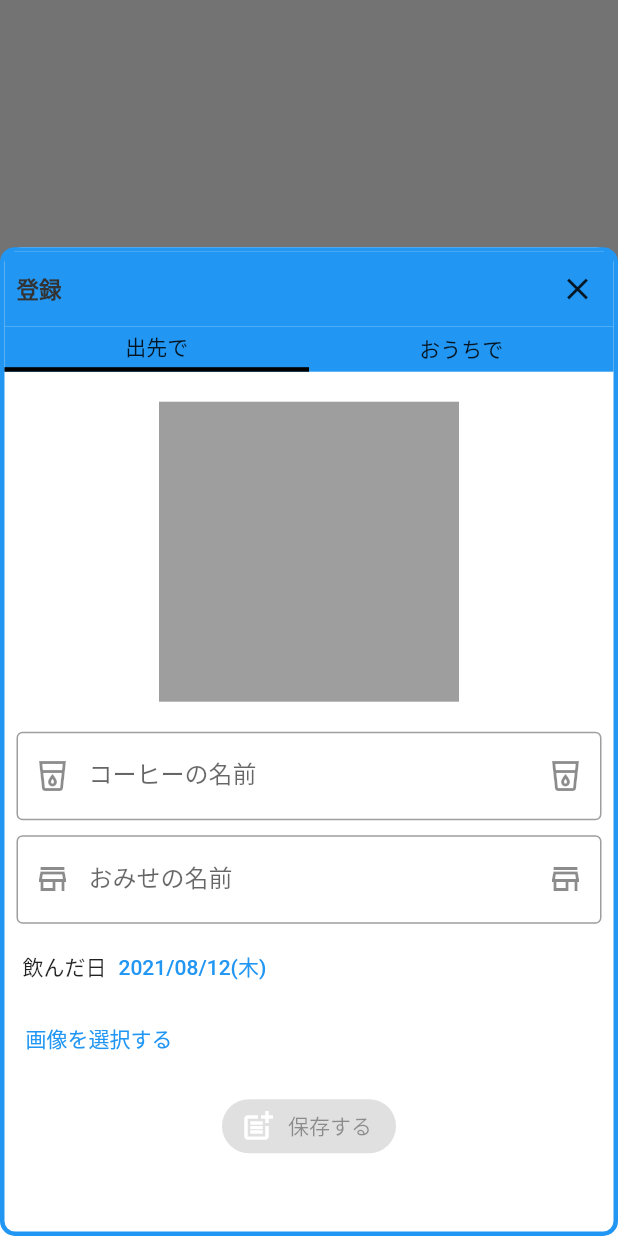
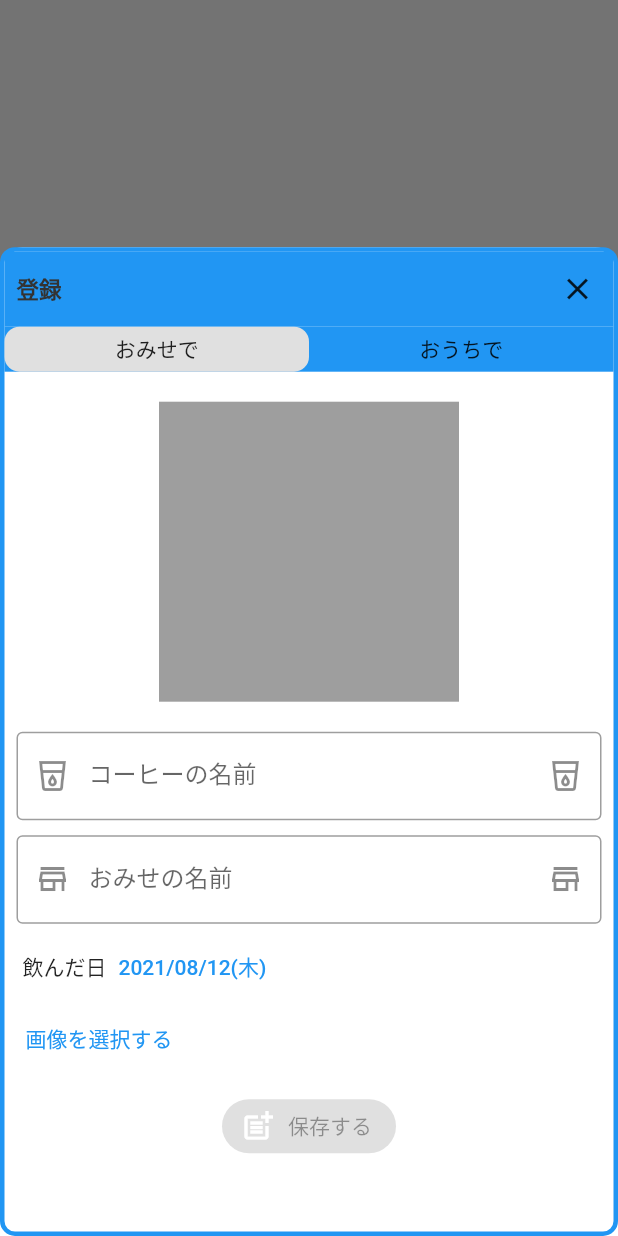
Before and after one commit to y0303noki/DrinkMemo, a Flutter app: what showCoffeeBottomSheet() shows on an empty page, opened directly with empty values, on a phone screen of 412 x 824 dp. Run offline on Flutter 3.47's test engine with Material 2 defaults, Android fonts, the phone set to English and light mode, and no system bars; drawn by our look-alikes of flutter_easyloading, flutter_typeahead; our stand-ins replace cloud_firestore, firebase_auth, firebase_core, firebase_storage, image_picker; accounts and stored records are empty; network calls fail.

Commit message:
整った

```diff
--- a/lib/database/coffee_image_firebase.dart
+++ b/lib/database/coffee_image_firebase.dart
@@ -112,12 +112,6 @@ class CoffeeImageFirebase {
           ),
         )
         .toList();
-    if (coffeeImageAllDatas.isNotEmpty) {
-      print(coffeeImageAllDatas.length);
-      coffeeImageAllDatas.forEach((element) {
-        print(element.id);
-      });
-    }
     return coffeeImageAllDatas;
   }
 }
--- a/lib/main.dart
+++ b/lib/main.dart
@@ -6,6 +6,7 @@ import 'package:coffee_project2/providers/bottom_navigation/bottom_navigation_pr
 import 'package:coffee_project2/providers/coffee/coffee_list_provider.dart';
 import 'package:coffee_project2/providers/coffee/coffee_provider.dart';
 import 'package:coffee_project2/providers/modal_tab/modal_tab_provider.dart';
+import 'package:coffee_project2/providers/setting/developper_provider.dart';
 import 'package:coffee_project2/providers/user/user_provider.dart';
 import 'package:firebase_core/firebase_core.dart';
 import 'package:flutter/material.dart';
@@ -38,7 +39,7 @@ class MyApp extends StatelessWidget {
           create: (ctx) => BottomNavigationProvider(),
         ),
         ChangeNotifierProvider(
-          create: (ctx) => AlbumListProvider(),
+          create: (ctx) => AlbumListProvider()..findAlbumDatas(),
         ),
         ChangeNotifierProvider(
           create: (ctx) => CoffeeProvider(),
@@ -48,6 +49,9 @@ class MyApp extends StatelessWidget {
         ),
         ChangeNotifierProvider(
           create: (ctx) => ModalTabProvider(),
+        ),
+        ChangeNotifierProvider(
+          create: (ctx) => DeveloperProvider(),
         ),
       ],
       child: MaterialApp(
--- a/lib/model/shop_or_bean_model.dart
+++ b/lib/model/shop_or_bean_model.dart
@@ -2,6 +2,8 @@ class ShopOrBeanModel {
   String id;
   String name;
   bool isCommon;
+  // ショップブランドタイプ 0:ショップ（カフェとか） 1:ブランド（豆とか）
+  int type;
   bool isDeleted;
   DateTime? createdAt;
   DateTime? updatedAt;
@@ -9,6 +11,7 @@ class ShopOrBeanModel {
     this.id = '',
     this.name = '',
     this.isCommon = false,
+    this.type = 0,
     this.isDeleted = false,
     this.createdAt,
     this.updatedAt,
--- a/lib/pages/albumPage/album_item.dart
+++ b/lib/pages/albumPage/album_item.dart
@@ -45,9 +45,9 @@ class AlbumItem extends StatelessWidget {
                   bottomRight: Radius.circular(50),
                 ),
               ),
-              child: const Text(
-                '',
-                style: TextStyle(
+              child: Text(
+                DateUtility(album.createdAt).toDateFormatted(),
+                style: const TextStyle(
                   fontSize: 12,
                   color: Colors.black,
                 ),
--- a/lib/pages/albumPage/album_list_page.dart
+++ b/lib/pages/albumPage/album_list_page.dart
@@ -13,7 +13,11 @@ class AlbumListPage extends StatelessWidget {
     final bottomNavigationData =
         Provider.of<BottomNavigationProvider>(context, listen: false);
 
-    albumsData.findAlbumDatas();
+    if (albumsData.albumModels.isEmpty) {
+      print('album');
+      albumsData.findAlbumDatas();
+    }
+
     return Center(
       child: Column(
         children: [
--- a/lib/pages/home_page.dart
+++ b/lib/pages/home_page.dart
@@ -1,5 +1,6 @@
 import 'package:coffee_project2/pages/albumPage/album_list_page.dart';
 import 'package:coffee_project2/pages/coffeePage/coffee_list_page.dart';
+import 'package:coffee_project2/pages/settingPage/setting_list_page.dart';
 import 'package:coffee_project2/providers/bottom_navigation/bottom_navigation_provider.dart';
 import 'package:coffee_project2/providers/coffee/coffee_list_provider.dart';
 import 'package:coffee_project2/providers/coffee/coffee_provider.dart';
@@ -15,10 +16,12 @@ class HomePage extends StatelessWidget {
   final List<String> titles = [
     'ホーム',
     'アルバム',
+    '設定',
   ];
   final List<StatelessWidget> bodys = [
     CoffeeListPage(),
     AlbumListPage(),
+    SettingListPage(),
   ];
   final List<FloatingActionButton> floatingButtons = [];
 
--- a/lib/providers/coffee/coffee_list_provider.dart
+++ b/lib/providers/coffee/coffee_list_provider.dart
@@ -16,6 +16,14 @@ class CoffeeListProvider extends ChangeNotifier {
     _viewCoffeeModels = models;
   }
 
+  List<ShopOrBeanModel> _allbrandModels = [];
+  List<ShopOrBeanModel> get allbrandModels => _allbrandModels;
+
+  // ショップリスト
+  List<ShopOrBeanModel> _shopModels = [];
+  List<ShopOrBeanModel> get shopModels => _shopModels;
+
+  // ブランドリスト
   List<ShopOrBeanModel> _brandModels = [];
   List<ShopOrBeanModel> get brandModels => _brandModels;
 
@@ -106,7 +114,20 @@ class CoffeeListProvider extends ChangeNotifier {
   }
 
   Future findBrandDatas() async {
-    _brandModels = await _brandDb.fetchShopOrBeanDatas();
+    _allbrandModels = await _brandDb.fetchShopOrBeanDatas();
+    // ショップリスト
+    _shopModels = _allbrandModels
+        .where(
+          (element) => element.type == 0,
+        )
+        .toList();
+
+    // ブランドリスト
+    _brandModels = _allbrandModels
+        .where(
+          (element) => element.type == 1,
+        )
+        .toList();
   }
 
   // Future findCoffeeImage() async {
--- /dev/null
+++ b/lib/providers/setting/developper_provider.dart
@@ -0,0 +1,33 @@
+import 'package:coffee_project2/database/coffee_image_firebase.dart';
+import 'package:coffee_project2/database/shop_or_bean_firebase.dart';
+import 'package:coffee_project2/model/coffee_image_model.dart';
+import 'package:flutter/material.dart';
+
+class DeveloperProvider extends ChangeNotifier {
+  bool _isCommon = false;
+  bool get isCommon => _isCommon;
+
+  bool _type = false;
+  bool get type => _type;
+
+  ShopOrBeanFirebase _shopOrBeanDb = ShopOrBeanFirebase();
+
+  // CoffeeImageModel findById(String id) {
+  //   return _coffeeImageModels.firstWhere((album) => album.id == id);
+  // }
+
+  void changeIsCommon(bool e) {
+    _isCommon = e;
+    notifyListeners();
+  }
+
+  void changeType(bool e) {
+    _type = e;
+    notifyListeners();
+  }
+
+  // Future findAlbumDatas() async {
+  //   _coffeeImageModels = await _coffeeImageDb.fetchCoffeeImageDatas();
+  //   notifyListeners();
+  // }
+}
--- a/lib/widgets/modal.dart
+++ b/lib/widgets/modal.dart
@@ -39,7 +39,7 @@ class Modal {
       coffeeData.labelCoffeeAt = DateUtility(DateTime.now()).toDateFormatted();
     }
 
-    if (coffeeDatas.brandModels.isEmpty) {
+    if (coffeeDatas.allbrandModels.isEmpty) {
       await coffeeDatas.findBrandDatas();
     }
 
@@ -47,7 +47,10 @@ class Modal {
     List<String> _suggestCoffeeNameList =
         coffeeDatas.coffeeModels.map((e) => e.name).toSet().toList();
 
-    List<String> _suggestBrandNameList =
+    List<String> _suggestShopNameList =
+        coffeeDatas.shopModels.map((e) => e.name).toSet().toList();
+
+    List<String> _suggestBeanNameList =
         coffeeDatas.brandModels.map((e) => e.name).toSet().toList();
 
     var value = await showModalBottomSheet(
@@ -100,7 +103,9 @@ class Modal {
 
                   Consumer<ModalTabProvider>(
                     builder: (ctx, model, _) {
-                      return Row(
+                      return Stack(
+                        children: [
+                          Row(
                             mainAxisAlignment: MainAxisAlignment.spaceBetween,
                             children: [
                               Expanded(
@@ -113,19 +118,19 @@ class Modal {
                                       modalTabData.setCurrentIndex(0);
                                     },
                                     child: Container(
-                                  // color: Colors.blue,
                                       height: 30,
-                                  child: const Center(child: Text('出先で')),
+                                      child: Container(
                                         decoration: model.currentIndex == 0
-                                      ? const BoxDecoration(
-                                          border: Border(
-                                            bottom: BorderSide(
-                                              color: Colors.black,
-                                              width: 3,
+                                            ? BoxDecoration(
+                                                color: Colors.grey[300],
+                                                borderRadius:
+                                                    BorderRadius.circular(10),
+                                              )
+                                            : null,
+                                        child: const Center(
+                                          child: Text('おみせで'),
                                         ),
                                       ),
-                                        )
-                                      : null,
                                     ),
                                   ),
                                 ),
@@ -139,22 +144,24 @@ class Modal {
                                       modalTabData.setCurrentIndex(1);
                                     },
                                     child: Container(
-                                  // color: Colors.blue,
                                       height: 30,
-                                  child: const Center(child: Text('おうちで')),
+                                      child: Container(
                                         decoration: model.currentIndex == 1
-                                      ? const BoxDecoration(
-                                          border: Border(
-                                            bottom: BorderSide(
-                                              color: Colors.black,
-                                              width: 3,
-                                            ),
-                                          ),
+                                            ? BoxDecoration(
+                                                color: Colors.grey[300],
+                                                borderRadius:
+                                                    BorderRadius.circular(10),
                                               )
                                             : null,
+                                        child: const Center(
+                                          child: Text('おうちで'),
                                         ),
                                       ),
                                     ),
+                                  ),
+                                ),
+                              ),
+                            ],
                           ),
                         ],
                       );
@@ -256,7 +263,7 @@ class Modal {
                               }
                               // pattern:入力された文字
                               // return: サジェスト候補となる文字列を返す
-                              List<String> _filter = _suggestBrandNameList
+                              List<String> _filter = _suggestShopNameList
                                   .where((element) => (element.toLowerCase())
                                       .contains(pattern.toLowerCase()))
                                   .take(5)
@@ -286,7 +293,7 @@ class Modal {
                               controller: _brandTextEditingCntroller,
                               decoration: const InputDecoration(
                                 border: OutlineInputBorder(),
-                                labelText: 'ブランドの名前',
+                                labelText: '豆の種類/ブランドの名前',
                                 prefixIcon: Icon(Icons.store_outlined),
                                 suffixIcon: Icon(Icons.store_outlined),
                               ),
@@ -302,7 +309,7 @@ class Modal {
                               }
                               // pattern:入力された文字
                               // return: サジェスト候補となる文字列を返す
-                              List<String> _filter = _suggestBrandNameList
+                              List<String> _filter = _suggestBeanNameList
                                   .where((element) => (element.toLowerCase())
                                       .contains(pattern.toLowerCase()))
                                   .take(5)
```
Also changed, not shown: lib/database/coffee_firebase.dart (+0 -7 lines), lib/database/shop_or_bean_firebase.dart (+41 -0 lines), lib/pages/coffeePage/coffee_list_page.dart (+10 -18 lines), lib/pages/settingPage/developer_page.dart (added, +111 -0 lines), lib/pages/settingPage/setting_list_page.dart (added, +83 -0 lines). Lines whose indentation alone changed are shown as unchanged.
